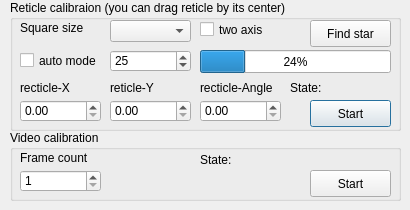
This is lin_guider/ui/rcalibration.ui in rumengb/lin_guider as Qt 5 draws it before an edit. The edited form follows.
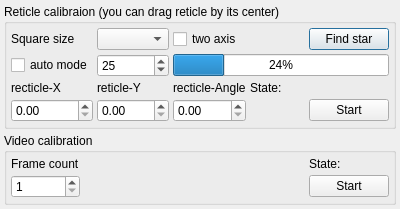
This is the edited form.

Patch:
```diff
--- a/lin_guider/ui/rcalibration.ui
+++ b/lin_guider/ui/rcalibration.ui
@@ -6,167 +6,77 @@
    <rect>
     <x>0</x>
     <y>0</y>
-    <width>410</width>
-    <height>210</height>
+    <width>400</width>
+    <height>209</height>
    </rect>
   </property>
   <property name="minimumSize">
    <size>
-    <width>410</width>
-    <height>210</height>
+    <width>0</width>
+    <height>0</height>
    </size>
   </property>
   <property name="maximumSize">
    <size>
-    <width>410</width>
-    <height>210</height>
+    <width>16777215</width>
+    <height>16777215</height>
    </size>
   </property>
   <property name="windowTitle">
    <string>Dialog</string>
   </property>
+  <layout class="QGridLayout" name="gridLayout">
+   <property name="margin">
+    <number>4</number>
+   </property>
+   <property name="spacing">
+    <number>4</number>
+   </property>
+   <item row="0" column="0">
   <widget class="QGroupBox" name="groupBox_ReticleCalibration">
-   <property name="geometry">
-    <rect>
-     <x>10</x>
-     <y>0</y>
-     <width>391</width>
-     <height>131</height>
-    </rect>
-   </property>
    <property name="title">
     <string>Reticle calibraion (you can drag reticle by its center)</string>
    </property>
+     <layout class="QGridLayout" name="gridLayout_2">
+      <property name="margin">
+       <number>4</number>
+      </property>
+      <property name="spacing">
+       <number>4</number>
+      </property>
+      <item row="0" column="0">
    <widget class="QLabel" name="l_1">
-    <property name="geometry">
-     <rect>
-      <x>10</x>
-      <y>20</y>
-      <width>81</width>
-      <height>16</height>
-     </rect>
-    </property>
     <property name="text">
      <string>Square size</string>
     </property>
    </widget>
-   <widget class="QPushButton" name="pushButton_StartCalibration">
-    <property name="geometry">
-     <rect>
-      <x>300</x>
-      <y>100</y>
-      <width>81</width>
-      <height>27</height>
-     </rect>
-    </property>
+      </item>
+      <item row="0" column="1">
+       <widget class="QComboBox" name="comboBox_SquareSize"/>
+      </item>
+      <item row="0" column="2" colspan="2">
+       <widget class="QCheckBox" name="checkBox_TwoAxis">
+        <property name="text">
+         <string>two axis</string>
+        </property>
+       </widget>
+      </item>
+      <item row="0" column="4">
+       <widget class="QPushButton" name="pushButton_FindStar">
     <property name="text">
-     <string>Start</string>
-    </property>
-   </widget>
+         <string>Find star</string>
+        </property>
+       </widget>
+      </item>
+      <item row="1" column="0">
    <widget class="QCheckBox" name="checkBox_AutoMode">
-    <property name="geometry">
-     <rect>
-      <x>10</x>
-      <y>50</y>
-      <width>81</width>
-      <height>21</height>
-     </rect>
-    </property>
     <property name="text">
      <string>auto mode</string>
     </property>
    </widget>
-   <widget class="QDoubleSpinBox" name="spinBox_ReticleAngle">
-    <property name="geometry">
-     <rect>
-      <x>190</x>
-      <y>100</y>
-      <width>81</width>
-      <height>22</height>
-     </rect>
-    </property>
-    <property name="maximum">
-     <double>100.000000000000000</double>
-    </property>
-   </widget>
-   <widget class="QDoubleSpinBox" name="spinBox_ReticleX">
-    <property name="geometry">
-     <rect>
-      <x>10</x>
-      <y>100</y>
-      <width>81</width>
-      <height>22</height>
-     </rect>
-    </property>
-   </widget>
-   <widget class="QComboBox" name="comboBox_SquareSize">
-    <property name="geometry">
-     <rect>
-      <x>100</x>
-      <y>20</y>
-      <width>81</width>
-      <height>22</height>
-     </rect>
-    </property>
-   </widget>
-   <widget class="QLabel" name="l_4">
-    <property name="geometry">
-     <rect>
-      <x>190</x>
-      <y>80</y>
-      <width>81</width>
-      <height>16</height>
-     </rect>
-    </property>
-    <property name="text">
-     <string>recticle-Angle</string>
-    </property>
-   </widget>
-   <widget class="QLabel" name="l_3">
-    <property name="geometry">
-     <rect>
-      <x>100</x>
-      <y>80</y>
-      <width>81</width>
-      <height>16</height>
-     </rect>
-    </property>
-    <property name="text">
-     <string>reticle-Y</string>
-    </property>
-   </widget>
-   <widget class="QLabel" name="l_2">
-    <property name="geometry">
-     <rect>
-      <x>10</x>
-      <y>80</y>
-      <width>81</width>
-      <height>16</height>
-     </rect>
-    </property>
-    <property name="text">
-     <string>recticle-X</string>
-    </property>
-   </widget>
-   <widget class="QDoubleSpinBox" name="spinBox_ReticleY">
-    <property name="geometry">
-     <rect>
-      <x>100</x>
-      <y>100</y>
-      <width>81</width>
-      <height>22</height>
-     </rect>
-    </property>
-   </widget>
+      </item>
+      <item row="1" column="1">
    <widget class="QSpinBox" name="spinBox_DriftTime">
-    <property name="geometry">
-     <rect>
-      <x>100</x>
-      <y>50</y>
-      <width>81</width>
-      <height>22</height>
-     </rect>
-    </property>
     <property name="minimum">
      <number>1</number>
     </property>
@@ -174,93 +84,99 @@
      <number>25</number>
     </property>
    </widget>
+      </item>
+      <item row="1" column="2" colspan="3">
    <widget class="QProgressBar" name="progressBar">
-    <property name="geometry">
-     <rect>
-      <x>190</x>
-      <y>50</y>
-      <width>191</width>
-      <height>23</height>
-     </rect>
-    </property>
     <property name="value">
      <number>24</number>
     </property>
    </widget>
+      </item>
+      <item row="2" column="0">
+       <widget class="QLabel" name="l_2">
+        <property name="text">
+         <string>recticle-X</string>
+        </property>
+       </widget>
+      </item>
+      <item row="2" column="1">
+       <widget class="QLabel" name="l_3">
+        <property name="text">
+         <string>reticle-Y</string>
+        </property>
+       </widget>
+      </item>
+      <item row="2" column="2">
+       <widget class="QLabel" name="l_4">
+        <property name="text">
+         <string>recticle-Angle</string>
+        </property>
+       </widget>
+      </item>
+      <item row="2" column="3" colspan="2">
    <widget class="QLabel" name="l_RStatus">
-    <property name="geometry">
-     <rect>
-      <x>280</x>
-      <y>80</y>
-      <width>101</width>
-      <height>16</height>
-     </rect>
+        <property name="sizePolicy">
+         <sizepolicy hsizetype="Expanding" vsizetype="Preferred">
+          <horstretch>0</horstretch>
+          <verstretch>0</verstretch>
+         </sizepolicy>
     </property>
     <property name="text">
      <string>State:</string>
     </property>
    </widget>
-   <widget class="QCheckBox" name="checkBox_TwoAxis">
-    <property name="geometry">
-     <rect>
-      <x>190</x>
-      <y>20</y>
-      <width>101</width>
-      <height>19</height>
-     </rect>
-    </property>
-    <property name="text">
-     <string>two axis</string>
-    </property>
-   </widget>
-   <widget class="QPushButton" name="pushButton_FindStar">
-    <property name="geometry">
-     <rect>
-      <x>300</x>
-      <y>20</y>
-      <width>81</width>
-      <height>27</height>
-     </rect>
-    </property>
+      </item>
+      <item row="3" column="0">
+       <widget class="QDoubleSpinBox" name="spinBox_ReticleX"/>
+      </item>
+      <item row="3" column="1">
+       <widget class="QDoubleSpinBox" name="spinBox_ReticleY"/>
+      </item>
+      <item row="3" column="2">
+       <widget class="QDoubleSpinBox" name="spinBox_ReticleAngle">
+        <property name="maximum">
+         <double>100.000000000000000</double>
+        </property>
+       </widget>
+      </item>
+      <item row="3" column="4">
+       <widget class="QPushButton" name="pushButton_StartCalibration">
     <property name="text">
-     <string>Find star</string>
-    </property>
-   </widget>
-  </widget>
+         <string>Start</string>
+        </property>
+       </widget>
+      </item>
+     </layout>
+    </widget>
+   </item>
+   <item row="1" column="0">
   <widget class="QGroupBox" name="groupBox_VideoCalibration">
-   <property name="geometry">
-    <rect>
-     <x>10</x>
-     <y>130</y>
-     <width>391</width>
-     <height>71</height>
-    </rect>
-   </property>
    <property name="title">
     <string>Video calibration</string>
    </property>
+     <layout class="QGridLayout" name="gridLayout_3">
+      <property name="margin">
+       <number>4</number>
+      </property>
+      <property name="spacing">
+       <number>4</number>
+      </property>
+      <item row="0" column="0">
    <widget class="QLabel" name="l_5">
-    <property name="geometry">
-     <rect>
-      <x>10</x>
-      <y>20</y>
-      <width>81</width>
-      <height>16</height>
-     </rect>
-    </property>
     <property name="text">
      <string>Frame count</string>
     </property>
    </widget>
+      </item>
+      <item row="0" column="2">
+       <widget class="QLabel" name="l_VStatus">
+        <property name="text">
+         <string>State:</string>
+        </property>
+       </widget>
+      </item>
+      <item row="1" column="0">
    <widget class="QSpinBox" name="spinBox_FrameCount">
-    <property name="geometry">
-     <rect>
-      <x>10</x>
-      <y>40</y>
-      <width>81</width>
-      <height>22</height>
-     </rect>
-    </property>
     <property name="minimum">
      <number>1</number>
     </property>
@@ -268,33 +184,31 @@
      <number>100</number>
     </property>
    </widget>
-   <widget class="QLabel" name="l_VStatus">
-    <property name="geometry">
-     <rect>
-      <x>190</x>
-      <y>20</y>
-      <width>191</width>
-      <height>20</height>
-     </rect>
-    </property>
-    <property name="text">
-     <string>State:</string>
-    </property>
-   </widget>
+      </item>
+      <item row="1" column="2">
    <widget class="QPushButton" name="pushButton_StartVideoCalibration">
-    <property name="geometry">
-     <rect>
-      <x>300</x>
-      <y>40</y>
-      <width>81</width>
-      <height>27</height>
-     </rect>
-    </property>
     <property name="text">
      <string>Start</string>
     </property>
    </widget>
-  </widget>
+      </item>
+      <item row="1" column="1">
+       <spacer name="horizontalSpacer">
+        <property name="orientation">
+         <enum>Qt::Horizontal</enum>
+        </property>
+        <property name="sizeHint" stdset="0">
+         <size>
+          <width>40</width>
+          <height>20</height>
+         </size>
+        </property>
+       </spacer>
+      </item>
+     </layout>
+    </widget>
+   </item>
+  </layout>
  </widget>
  <tabstops>
   <tabstop>comboBox_SquareSize</tabstop>
```
Lines whose indentation alone changed are shown as unchanged.
